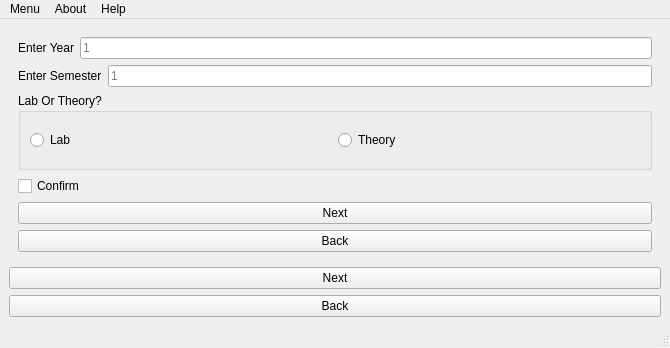
Old version of the form sfo.ui in the repository Abir-Tx/StudyFolderOrganizer-GUI.
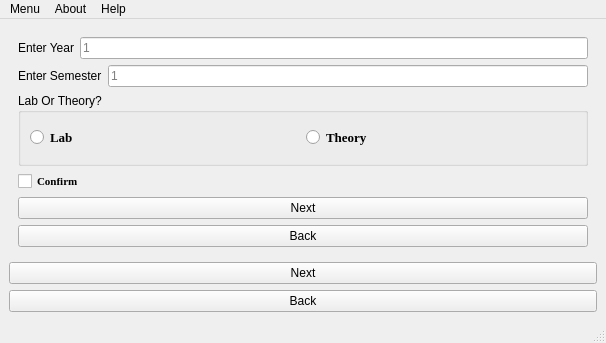
New version of the form. The open tabs and pages were chosen to show the change. Icons and pictures are not drawn.

Commit message:
Add button hover effects & Fonts of elements
- Added new hover effects for different buttons
- Update fonts of elements
- Updated stylesheet for most of the elements

Diff of the .ui file:
```diff
--- a/sfo.ui
+++ b/sfo.ui
@@ -6,8 +6,8 @@
    <rect>
     <x>0</x>
     <y>0</y>
-    <width>670</width>
-    <height>348</height>
+    <width>606</width>
+    <height>343</height>
    </rect>
   </property>
   <property name="windowTitle">
@@ -154,6 +154,14 @@
               <layout class="QHBoxLayout" name="horizontalLayout_6">
                <item>
                 <widget class="QRadioButton" name="labradio">
+                 <property name="font">
+                  <font>
+                   <family>Georgia</family>
+                   <pointsize>10</pointsize>
+                   <weight>75</weight>
+                   <bold>true</bold>
+                  </font>
+                 </property>
                  <property name="text">
                   <string>Lab</string>
                  </property>
@@ -161,6 +169,14 @@
                </item>
                <item>
                 <widget class="QRadioButton" name="theoryradio">
+                 <property name="font">
+                  <font>
+                   <family>Georgia</family>
+                   <pointsize>10</pointsize>
+                   <weight>75</weight>
+                   <bold>true</bold>
+                  </font>
+                 </property>
                  <property name="text">
                   <string>Theory</string>
                  </property>
@@ -175,9 +191,20 @@
         </item>
         <item>
          <widget class="QCheckBox" name="checkBox">
+          <property name="font">
+           <font>
+            <family>Times New Roman</family>
+            <pointsize>8</pointsize>
+            <weight>75</weight>
+            <bold>true</bold>
+           </font>
+          </property>
           <property name="toolTip">
            <string>Confirm these configurations</string>
           </property>
+          <property name="styleSheet">
+           <string notr="true"/>
+          </property>
           <property name="text">
            <string>Confirm</string>
           </property>
@@ -371,8 +398,8 @@
     <rect>
      <x>0</x>
      <y>0</y>
-     <width>670</width>
-     <height>20</height>
+     <width>606</width>
+     <height>21</height>
     </rect>
    </property>
    <widget class="QMenu" name="menuExit">
```
Left out of the diff: 49 changed lines with no effect on the pictures.
